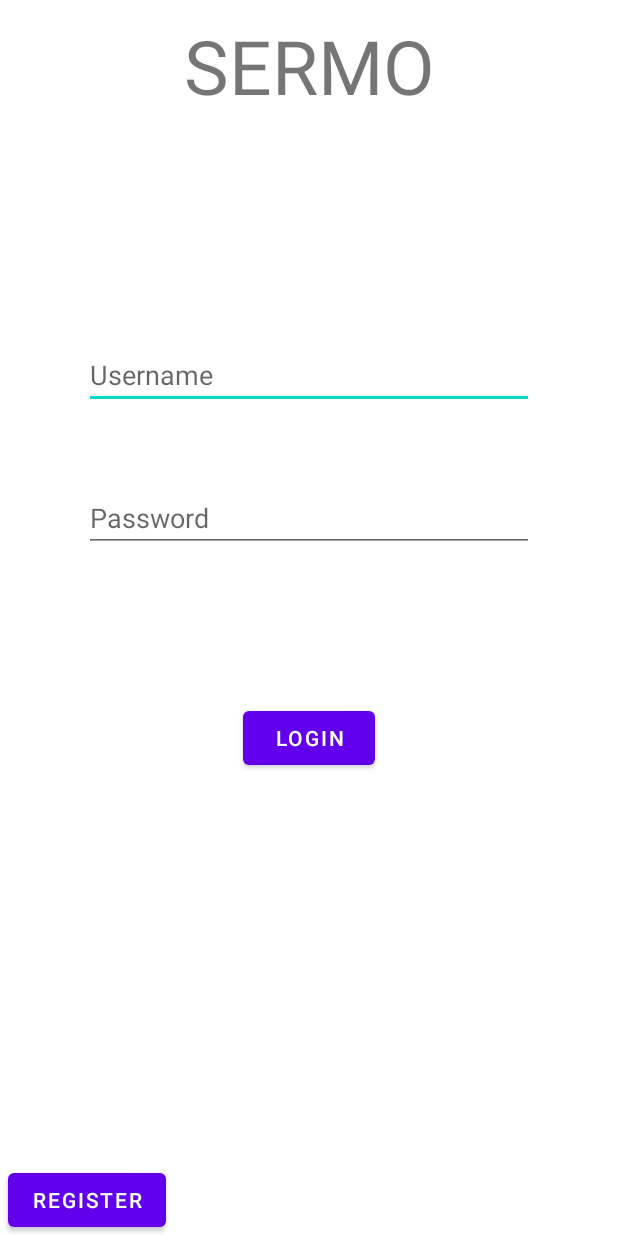
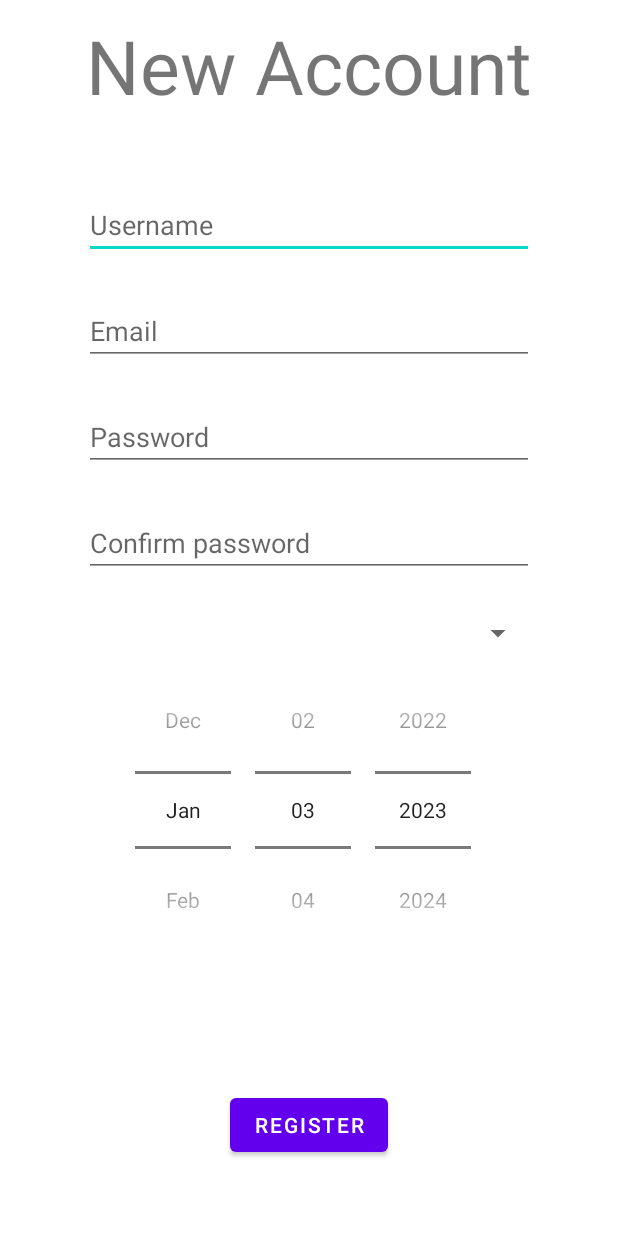
Before and after one commit to ruipinto2001/Project-PDM, an Android app: the screen it shows after launch (LoginActivity before the commit, RegisterActivity after it), after a tap on "REGISTER", on a phone screen of 412 x 824 dp. Run offline under Robolectric (Android 15) with nearby library versions, the phone set to English and light mode, and no system bars.

Commit message:
Register XML progress

```diff
--- a/Sermo/app/src/main/java/pt/ipca/sermo/LoginActivity.kt
+++ b/Sermo/app/src/main/java/pt/ipca/sermo/LoginActivity.kt
@@ -1,11 +1,14 @@
 package pt.ipca.sermo
 
+import android.content.Intent
 import androidx.appcompat.app.AppCompatActivity
 import android.os.Bundle
 import android.view.View
 import android.widget.Toast
 
 class LoginActivity : AppCompatActivity() {
+    private val code = 1001
+
     override fun onCreate(savedInstanceState: Bundle?) {
         super.onCreate(savedInstanceState)
         setContentView(R.layout.activity_login)
@@ -16,8 +19,9 @@ class LoginActivity : AppCompatActivity() {
         Toast.makeText(this, "Login Successful!", Toast.LENGTH_LONG).show()
     }
 
-    fun startRegister(view: View) {
-        // Placeholder message
-        Toast.makeText(this, "Register Successful!", Toast.LENGTH_LONG).show()
+    fun startRegister(view: View)
+    {
+        val intent = Intent(this@LoginActivity, RegisterActivity::class.java)
+        startActivityForResult(intent, code)
     }
 }
--- a/Sermo/app/src/main/java/pt/ipca/sermo/RegisterActivity.kt
+++ b/Sermo/app/src/main/java/pt/ipca/sermo/RegisterActivity.kt
@@ -2,6 +2,8 @@ package pt.ipca.sermo
 
 import androidx.appcompat.app.AppCompatActivity
 import android.os.Bundle
+import android.view.View
+import android.widget.Toast
 
 class RegisterActivity : AppCompatActivity() {
     override fun onCreate(savedInstanceState: Bundle?) {
@@ -9,4 +11,10 @@ class RegisterActivity : AppCompatActivity() {
         setContentView(R.layout.activity_register)
     }
 
+    fun doRegister(view: View)
+    {
+        // Placeholder message
+        Toast.makeText(this, "Register Successful!", Toast.LENGTH_LONG).show()
+    }
+
 }
--- a/Sermo/app/src/main/res/layout/activity_register.xml
+++ b/Sermo/app/src/main/res/layout/activity_register.xml
@@ -20,15 +20,15 @@
         />
 
     <EditText
-        android:id="@+id/register_name_edittext"
+        android:id="@+id/register_username_edittext"
         android:layout_width="300dp"
         android:layout_height="wrap_content"
         app:layout_constraintLeft_toLeftOf="parent"
         app:layout_constraintRight_toRightOf="parent"
         app:layout_constraintTop_toBottomOf="@+id/register_title_textview"
 
-        android:hint="Name"
-        android:layout_marginTop="150dp"
+        android:hint="Username"
+        android:layout_marginTop="50dp"
         />
 
     <EditText
@@ -37,10 +37,10 @@
         android:layout_height="wrap_content"
         app:layout_constraintLeft_toLeftOf="parent"
         app:layout_constraintRight_toRightOf="parent"
-        app:layout_constraintTop_toBottomOf="@+id/register_name_edittext"
+        app:layout_constraintTop_toBottomOf="@+id/register_username_edittext"
 
-        android:hint="@string/main_email"
-        android:layout_marginTop="50dp"
+        android:hint="Email"
+        android:layout_marginTop="25dp"
         />
 
     <EditText
@@ -51,8 +51,8 @@
         app:layout_constraintRight_toRightOf="parent"
         app:layout_constraintTop_toBottomOf="@+id/register_email_edittext"
 
-        android:hint="@string/main_pass"
-        android:layout_marginTop="50dp"
+        android:hint="Password"
+        android:layout_marginTop="25dp"
         />
 
     <EditText
@@ -63,8 +63,32 @@
         app:layout_constraintRight_toRightOf="parent"
         app:layout_constraintTop_toBottomOf="@+id/register_password_edittext"
 
-        android:hint="@string/register_confirm"
-        android:layout_marginTop="50dp"
+        android:hint="Confirm password"
+        android:layout_marginTop="25dp"
+        />
+
+    <Spinner
+        android:id="@+id/register_gender_spinner"
+        android:layout_width="300dp"
+        android:layout_height="wrap_content"
+        app:layout_constraintLeft_toLeftOf="parent"
+        app:layout_constraintRight_toRightOf="parent"
+        app:layout_constraintTop_toBottomOf="@+id/register_confirmPassword_edittext"
+        android:spinnerMode="dialog"
+
+        android:hint="Gender"
+        android:layout_marginTop="25dp"
+        />
+
+    <DatePicker
+        android:id="@+id/register_birthday_datepicker"
+        android:layout_width="300dp"
+        android:layout_height="wrap_content"
+        app:layout_constraintLeft_toLeftOf="parent"
+        app:layout_constraintRight_toRightOf="parent"
+        app:layout_constraintTop_toBottomOf="@+id/register_gender_spinner"
+        android:datePickerMode="spinner"
+        android:calendarViewShown="false"
         />
 
     <Button
@@ -75,7 +99,7 @@
         app:layout_constraintRight_toRightOf="parent"
         app:layout_constraintBottom_toBottomOf="parent"
 
-        android:text="@string/main_register"
+        android:text="Register"
         android:layout_marginBottom="50dp"
         android:onClick="doRegister"
         />
```
Also changed, not shown: Sermo/app/src/main/AndroidManifest.xml (+7 -0 lines).
